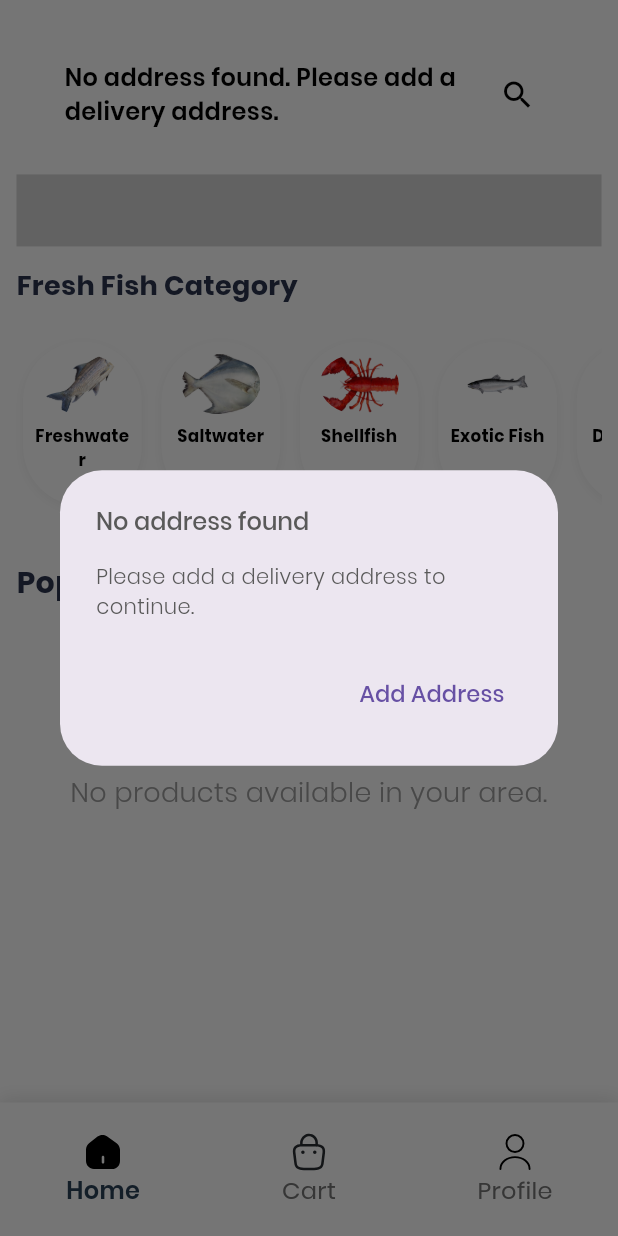
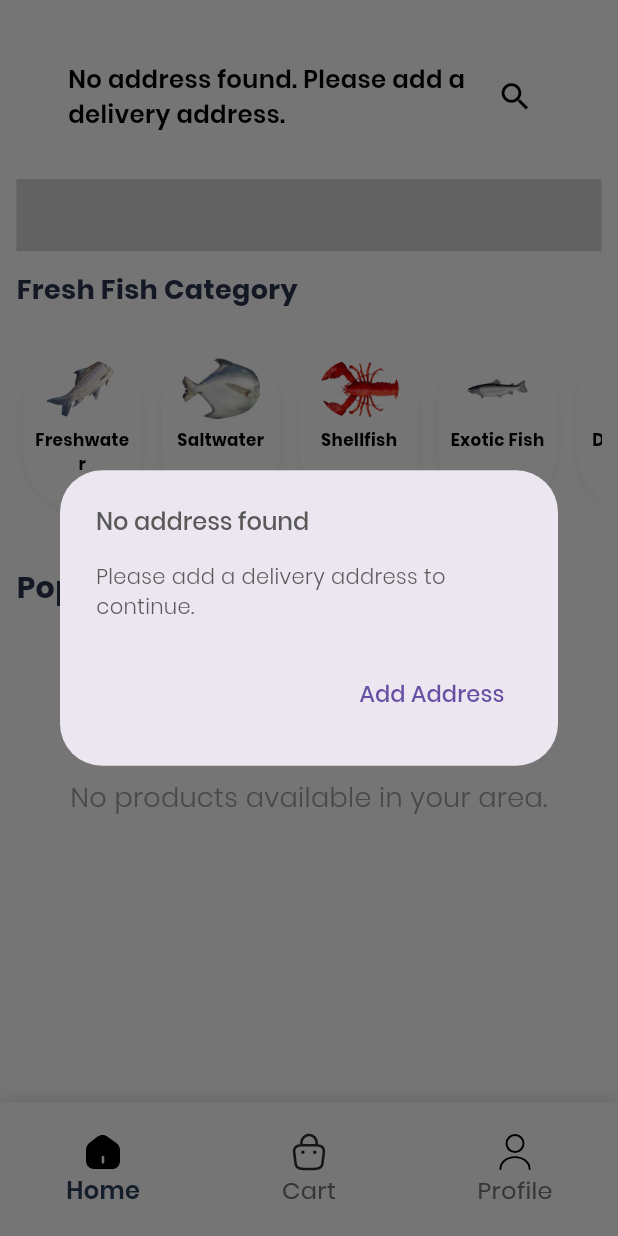
Before and after one commit to Afnanafsal/nexoEShopee, a Flutter app: the HomeScreen screen opened directly, on a phone screen of 412 x 824 dp. Run offline on Flutter 3.47's test engine with Material 3 defaults, Android fonts, the phone set to English and light mode, and no system bars; our stand-ins replace cloud_firestore, firebase_auth, firebase_core, flutter_rating_bar, flutter_riverpod, flutter_screenutil and 10 more; missing offline and left inert: enum_to_string, flutter_facebook_auth, razorpay_flutter; accounts and stored records are empty; project files that could hold a hidden picture were left out.

Commit message:
feat: Update DeliveryAddressBar to use flutter_screenutil for responsive design

```diff
--- a/lib/screens/home/components/delivery_address_bar.dart
+++ b/lib/screens/home/components/delivery_address_bar.dart
@@ -7,7 +7,8 @@ import 'package:fishkart/constants.dart';
 // import 'package:fishkart/screens/manage_addresses/manage_addresses_screen.dart';
 import 'package:fishkart/providers/product_providers.dart';
 import 'package:fishkart/services/database/user_database_helper.dart';
-import 'package:fishkart/size_config.dart';
+// import 'package:fishkart/size_config.dart';
+import 'package:flutter_screenutil/flutter_screenutil.dart';
 
 final _addressesListProvider = FutureProvider<List<String>>((ref) async {
   return await UserDatabaseHelper().addressesList;
@@ -85,13 +86,10 @@ class _DeliveryAddressBarState extends ConsumerState<DeliveryAddressBar>
             return Dialog(
               backgroundColor: Colors.white,
               shape: RoundedRectangleBorder(
-                borderRadius: BorderRadius.circular(16),
+                borderRadius: BorderRadius.circular(16.r),
               ),
               child: Padding(
-                padding: const EdgeInsets.symmetric(
-                  vertical: 18,
-                  horizontal: 12,
-                ),
+                padding: EdgeInsets.symmetric(vertical: 18.h, horizontal: 12.w),
                 child: Column(
                   mainAxisSize: MainAxisSize.min,
                   crossAxisAlignment: CrossAxisAlignment.start,
@@ -140,26 +138,26 @@ class _DeliveryAddressBarState extends ConsumerState<DeliveryAddressBar>
                               : '';
                           final isSelected = addressId == selectedAddressId;
                           return Padding(
-                            padding: const EdgeInsets.symmetric(vertical: 6),
+                            padding: EdgeInsets.symmetric(vertical: 6.h),
                             child: Material(
                               color: Colors.transparent,
                               child: InkWell(
-                                borderRadius: BorderRadius.circular(12),
+                                borderRadius: BorderRadius.circular(12.r),
                                 onTap: () {
                                   Navigator.pop(context, addressId);
                                 },
                                 child: Container(
-                                  padding: const EdgeInsets.all(16),
+                                  padding: EdgeInsets.all(16.w),
                                   decoration: BoxDecoration(
                                     color: isSelected
                                         ? kPrimaryColor.withOpacity(0.08)
                                         : Colors.white,
-                                    borderRadius: BorderRadius.circular(12),
+                                    borderRadius: BorderRadius.circular(12.r),
                                     border: Border.all(
                                       color: isSelected
                                           ? kPrimaryColor
                                           : Colors.grey[300]!,
-                                      width: isSelected ? 2 : 1,
+                                      width: isSelected ? 2.w : 1.w,
                                     ),
                                   ),
                                   child: Row(
@@ -169,9 +167,9 @@ class _DeliveryAddressBarState extends ConsumerState<DeliveryAddressBar>
                                         color: isSelected
                                             ? kPrimaryColor
                                             : Colors.grey[500],
-                                        size: 22,
+                                        size: 22.sp,
                                       ),
-                                      SizedBox(width: 12),
+                                      SizedBox(width: 12.w),
                                       Expanded(
                                         child: Column(
                                           crossAxisAlignment:
@@ -181,7 +179,7 @@ class _DeliveryAddressBarState extends ConsumerState<DeliveryAddressBar>
                                               title,
                                               style: TextStyle(
                                                 fontWeight: FontWeight.bold,
-                                                fontSize: 16,
+                                                fontSize: 16.sp,
                                                 color: isSelected
                                                     ? kPrimaryColor
                                                     : Colors.black,
@@ -195,7 +193,7 @@ class _DeliveryAddressBarState extends ConsumerState<DeliveryAddressBar>
                                                 child: Text(
                                                   details,
                                                   style: TextStyle(
-                                                    fontSize: 13,
+                                                    fontSize: 13.sp,
                                                     color: Colors.grey[700],
                                                   ),
                                                 ),
@@ -207,7 +205,7 @@ class _DeliveryAddressBarState extends ConsumerState<DeliveryAddressBar>
                                         Icon(
                                           Icons.check_circle,
                                           color: kPrimaryColor,
-                                          size: 22,
+                                          size: 22.sp,
                                         ),
                                     ],
                                   ),
@@ -292,15 +290,15 @@ class _DeliveryAddressBarState extends ConsumerState<DeliveryAddressBar>
             });
           }
           return Container(
-            padding: EdgeInsets.all(16),
+            padding: EdgeInsets.all(16.w),
             child: Row(
               children: [
-                SizedBox(width: 8),
+                SizedBox(width: 8.w),
                 Expanded(
                   child: Text(
                     "No address found. Please add a delivery address.",
                     style: TextStyle(
-                      fontSize: 16,
+                      fontSize: 16.sp,
                       color: kPrimaryColor,
                       fontWeight: FontWeight.w600,
                     ),
@@ -308,7 +306,7 @@ class _DeliveryAddressBarState extends ConsumerState<DeliveryAddressBar>
                 ),
                 IconButton(
                   onPressed: _navigateToSearch,
-                  icon: Icon(Icons.search, color: kPrimaryColor, size: 24),
+                  icon: Icon(Icons.search, color: kPrimaryColor, size: 24.sp),
                 ),
               ],
             ),
@@ -319,10 +317,10 @@ class _DeliveryAddressBarState extends ConsumerState<DeliveryAddressBar>
 
         return Container(
           padding: EdgeInsets.only(
-            left: getProportionateScreenWidth(8),
-            right: getProportionateScreenWidth(10),
-            top: getProportionateScreenHeight(8),
-            bottom: getProportionateScreenHeight(8),
+            left: 8.w,
+            right: 10.w,
+            top: 8.h,
+            bottom: 8.h,
           ),
           decoration: BoxDecoration(color: Colors.white),
           child: Row(
@@ -359,7 +357,7 @@ class _DeliveryAddressBarState extends ConsumerState<DeliveryAddressBar>
                                 return Text(
                                   "${title[0].toUpperCase()}${title.substring(1)}",
                                   style: TextStyle(
-                                    fontSize: 20,
+                                    fontSize: 18.sp,
                                     color: kPrimaryColor,
                                     fontWeight: FontWeight.w700,
                                   ),
@@ -368,7 +366,7 @@ class _DeliveryAddressBarState extends ConsumerState<DeliveryAddressBar>
                               loading: () => Text(
                                 "Loading...",
                                 style: TextStyle(
-                                  fontSize: 12,
+                                  fontSize: 12.sp,
                                   color: Colors.grey[400],
                                   fontWeight: FontWeight.w400,
                                 ),
@@ -376,7 +374,7 @@ class _DeliveryAddressBarState extends ConsumerState<DeliveryAddressBar>
                               error: (err, stack) => Text(
                                 "Error loading address",
                                 style: TextStyle(
-                                  fontSize: 12,
+                                  fontSize: 12.sp,
                                   color: Colors.red,
                                   fontWeight: FontWeight.w400,
                                 ),
@@ -387,7 +385,7 @@ class _DeliveryAddressBarState extends ConsumerState<DeliveryAddressBar>
                               Icon(
                                 Icons.keyboard_arrow_down,
                                 color: kPrimaryColor,
-                                size: 20,
+                                size: 20.sp,
                               ),
                           ],
                         ),
@@ -397,7 +395,7 @@ class _DeliveryAddressBarState extends ConsumerState<DeliveryAddressBar>
                         Text(
                           "Add delivery address",
                           style: TextStyle(
-                            fontSize: 14,
+                            fontSize: 14.sp,
                             fontWeight: FontWeight.w600,
                             color: Colors.grey[600],
                           ),
@@ -429,7 +427,7 @@ class _DeliveryAddressBarState extends ConsumerState<DeliveryAddressBar>
                             return Text(
                               displayAddress,
                               style: TextStyle(
-                                fontSize: 16,
+                                fontSize: 14.sp,
                                 fontWeight: FontWeight.w500,
                                 color: Color(0xFF646161),
                               ),
@@ -440,7 +438,7 @@ class _DeliveryAddressBarState extends ConsumerState<DeliveryAddressBar>
                           loading: () => Text(
                             "Loading...",
                             style: TextStyle(
-                              fontSize: 14,
+                              fontSize: 14.sp,
                               fontWeight: FontWeight.w600,
                               color: Colors.grey[400],
                             ),
@@ -448,7 +446,7 @@ class _DeliveryAddressBarState extends ConsumerState<DeliveryAddressBar>
                           error: (err, stack) => Text(
                             "Error loading address",
                             style: TextStyle(
-                              fontSize: 14,
+                              fontSize: 14.sp,
                               fontWeight: FontWeight.w600,
                               color: Colors.red,
                             ),
@@ -461,36 +459,36 @@ class _DeliveryAddressBarState extends ConsumerState<DeliveryAddressBar>
               // Search icon
               IconButton(
                 onPressed: _navigateToSearch,
-                icon: Icon(Icons.search, color: kPrimaryColor, size: 32),
+                icon: Icon(Icons.search, color: kPrimaryColor, size: 32.sp),
               ),
             ],
           ),
         );
       },
       loading: () => Container(
-        padding: EdgeInsets.all(16),
+        padding: EdgeInsets.all(16.w),
         child: Row(
           children: [
             CircularProgressIndicator(),
-            SizedBox(width: 12),
+            SizedBox(width: 12.w),
             Expanded(child: Text('Loading addresses...')),
             IconButton(
               onPressed: _navigateToSearch,
-              icon: Icon(Icons.search, color: kPrimaryColor, size: 32),
+              icon: Icon(Icons.search, color: kPrimaryColor, size: 32.sp),
             ),
           ],
         ),
       ),
       error: (err, stack) => Container(
-        padding: EdgeInsets.all(16),
+        padding: EdgeInsets.all(16.w),
         child: Row(
           children: [
             Icon(Icons.error, color: Colors.red),
-            SizedBox(width: 12),
+            SizedBox(width: 12.w),
             Expanded(child: Text('Error loading addresses')),
             IconButton(
               onPressed: _navigateToSearch,
-              icon: Icon(Icons.search, color: kPrimaryColor, size: 32),
+              icon: Icon(Icons.search, color: kPrimaryColor, size: 32.sp),
             ),
           ],
         ),
```
